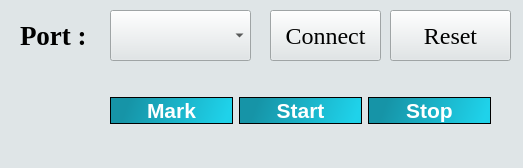
Old version of the form mainwindow.ui in the repository RamkumarMohan6383/Mouse_Autoclick.
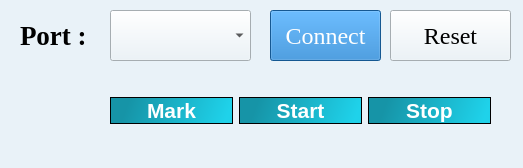
New version of the form. Icons and pictures are not drawn.

The edit to the form file:
```diff
--- a/mainwindow.ui
+++ b/mainwindow.ui
@@ -14,7 +14,7 @@
    <string>MainWindow</string>
   </property>
   <property name="styleSheet">
-   <string notr="true">background-color: rgb(223, 229, 231);</string>
+   <string notr="true">background-color: rgb(233, 242, 248);</string>
   </property>
   <widget class="QWidget" name="centralwidget">
    <widget class="QWidget" name="layoutWidget">
@@ -232,6 +232,10 @@
       <pointsize>18</pointsize>
      </font>
     </property>
+    <property name="styleSheet">
+     <string notr="true">background-color: rgb(30, 123, 204);
+color:white;</string>
+    </property>
     <property name="text">
      <string>Connect</string>
     </property>
```
